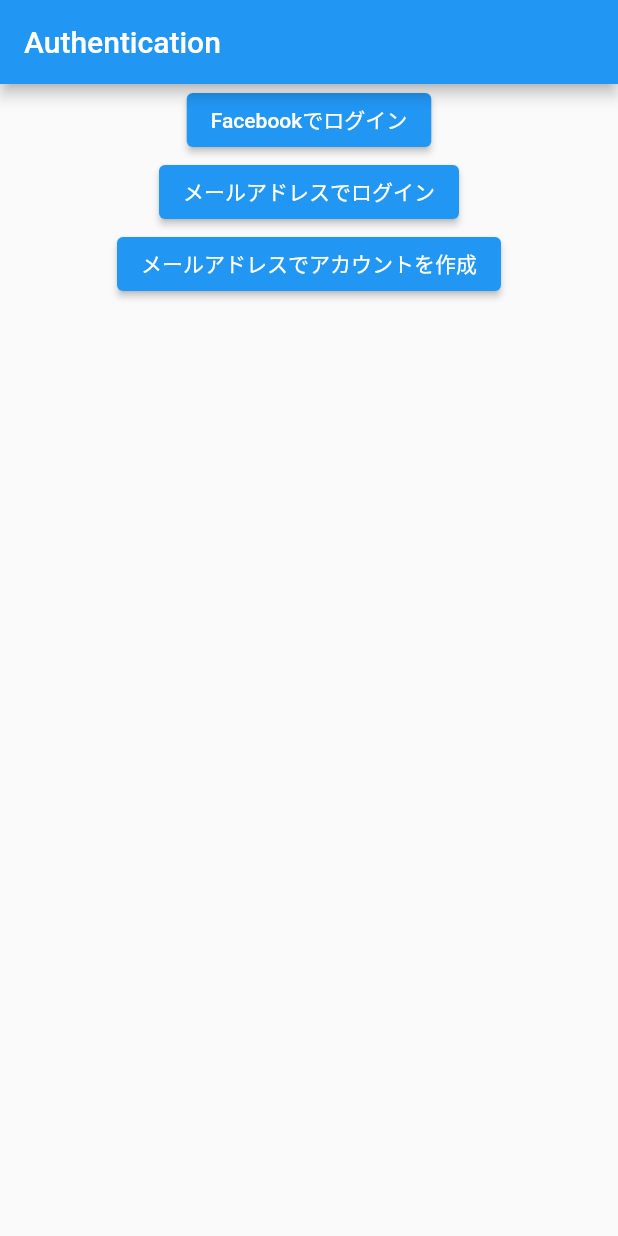
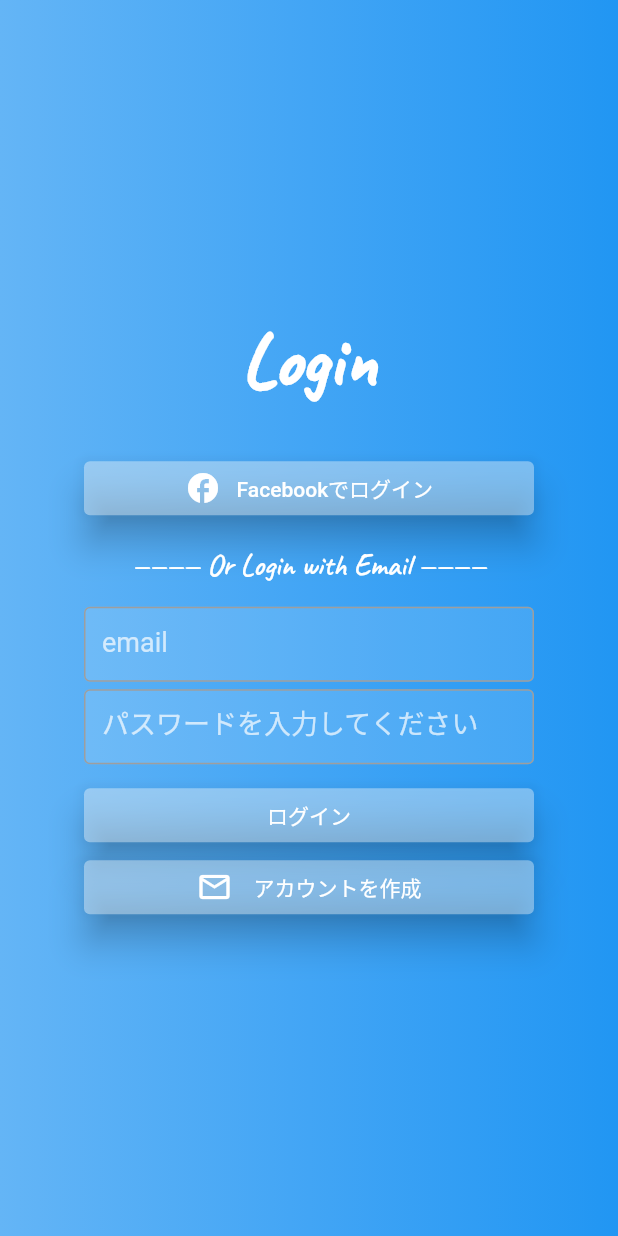
Before and after one commit to tomika7060/remake_personinfo, a Flutter app: the screen it shows after launch, on a phone screen of 412 x 824 dp. Run offline on Flutter 3.47's test engine with Material 2 defaults, Android fonts, the light colour scheme and no system bars; our stand-ins replace cloud_firestore, firebase_auth, firebase_core, firebase_storage, flutter_native_image, flutter_riverpod and 2 more; missing offline and left inert: flutter_facebook_login; accounts and stored records are empty.

Commit message:
ログイン機能　design

```diff
--- a/lib/calender/calender.dart
+++ b/lib/calender/calender.dart
@@ -1,3 +1,4 @@
+import 'package:firebase_auth/firebase_auth.dart';
 import 'package:flutter/cupertino.dart';
 import 'package:flutter/material.dart';
 
@@ -7,6 +8,16 @@
     return  Scaffold(
       appBar: AppBar(
         title: Text('カレンダー'),
+        actions: <Widget>[
+          IconButton(
+            icon: Icon(Icons.logout,
+              size: 25,
+            ),
+            onPressed: (){
+              FirebaseAuth.instance.signOut();
+            },
+          )
+        ],
       ),
       body: Container(),
       );
--- a/lib/homePage/homePage.dart
+++ b/lib/homePage/homePage.dart
@@ -14,10 +14,12 @@
         title: Text('ホーム'),
         actions: <Widget>[
           IconButton(
-            icon: Icon(Icons.signal_cellular_no_sim_outlined),
-              onPressed: (){
-            FirebaseAuth.instance.signOut();
-               },
+            icon: Icon(Icons.logout,
+              size: 25,
+            ),
+            onPressed: (){
+              FirebaseAuth.instance.signOut();
+            },
           )
         ],
       ),
--- a/lib/logIn/logIn.dart
+++ /dev/null
@@ -1,85 +0,0 @@
-import 'package:flutter/material.dart';
-import 'package:flutter_facebook_login/flutter_facebook_login.dart';
-import 'package:firebase_auth/firebase_auth.dart';
-import 'package:widgetsampule/logIn/signIn.dart';
-import 'package:widgetsampule/logIn/signUp.dart';
-
-class AuthScreen extends StatelessWidget {
-  static final facebookLogin = FacebookLogin();
-  final _form = GlobalKey<FormState>();
-  String _email;
-  String _password;
-  bool _isLogin = false;
-
-  void facebookLogIn() async {
-    final result = await facebookLogin.logIn(['email']);
-
-    switch (result.status) {
-      case FacebookLoginStatus.loggedIn:
-        final credential = FacebookAuthProvider.credential(
-            result.accessToken.token
-        );
-        final authResult =
-        await FirebaseAuth.instance.signInWithCredential(credential);
-        print(authResult.user.uid);
-        break;
-      case FacebookLoginStatus.error:
-        print('error, ${result.errorMessage}');
-        break;
-      case FacebookLoginStatus.cancelledByUser:
-        print('cancelled');
-        break;
-    }
-  }
-  Future<void> trySubmit() async {
-    if (!_form.currentState.validate()) {
-      return;
-    }
-    _form.currentState.save();
-    final auth = FirebaseAuth.instance;
-    if (_isLogin) {
-      final result = await auth.signInWithEmailAndPassword(email: _email, password: _password);
-      print(result.user.uid);
-    } else {
-      final result = await auth.createUserWithEmailAndPassword(email: _email, password: _password);
-      print(result.user.uid);
-    }
-  }
-
-  @override
-  Widget build(BuildContext context) {
-    return Scaffold(
-      appBar: AppBar(
-        title: Text('Authentication'),
-      ),
-      body: Center(
-        child: Column(
-          children: [
-            ElevatedButton(
-              onPressed: facebookLogIn,
-              child: Text('Facebookでログイン'),
-            ),
-            ElevatedButton(
-              onPressed: (){
-                Navigator.push(context,
-                    MaterialPageRoute(builder: (context)=>
-                        MailAuth())
-                );
-              },
-              child: Text('メールアドレスでログイン'),
-            ),
-            ElevatedButton(
-              onPressed: (){
-                Navigator.push(context,
-                    MaterialPageRoute(builder: (context)=>
-                        AccountCreate())
-                );
-              },
-              child: Text('メールアドレスでアカウントを作成'),
-            ),
-          ],
-        ),
-      ),
-    );
-  }
-}
--- /dev/null
+++ b/lib/logIn/logInPage.dart
@@ -0,0 +1,116 @@
+import 'package:flutter/material.dart';
+import 'package:widgetsampule/logIn/loginWidget.dart';
+import 'package:widgetsampule/logIn/signUp.dart';
+
+
+class AuthScreen extends StatelessWidget {
+  @override
+  Widget build(BuildContext context) {
+    FacebookLoginState face=FacebookLoginState();
+    return Scaffold(
+      body: Container(
+        decoration: BoxDecoration(
+          gradient: LinearGradient(
+            colors: <Color>[
+              Colors.blue[300],
+              Colors.blue[400],
+              Colors.blue[500],
+            ]
+          )
+        ),
+        child: Center(
+          child: Column(
+            mainAxisAlignment: MainAxisAlignment.center,
+            children: [
+              Text('Login',
+              style: TextStyle(
+                fontFamily: 'Caveat',
+                color: Colors.white,
+                fontSize: 50,
+                fontWeight: FontWeight.w900
+              )
+              ),
+              SizedBox(height: 30,),
+              SizedBox(
+                width: 300,
+                child: ElevatedButton(
+                  style: ElevatedButton.styleFrom(
+                    primary: Colors.white38,
+                    onPrimary: Colors.lightBlueAccent,
+                    elevation: 10,
+                  ),
+                  onPressed: face.facebookLogIn,
+                  child: Row(
+                    mainAxisAlignment: MainAxisAlignment.center,
+                    children: [
+                      Icon(Icons.facebook,
+                      color: Colors.white,),
+                      Text('   Facebookでログイン',
+                      style: TextStyle(
+                        color: Colors.white
+                      ),),
+                    ],
+                  ),
+                ),
+              ),
+              SizedBox(height: 15,),
+              Text('———— Or Login with Email ————',
+              style: TextStyle(
+                fontFamily: 'Caveat',
+                fontSize: 20,
+                color: Colors.white,
+              ),),
+              SizedBox(height: 15,),
+              SizedBox(
+                width: 300,
+                  height: 50,
+                  child: EmailSignIn('email')
+              ),
+              SizedBox(height: 5,),
+              SizedBox(
+                width: 300,
+                  height: 50,
+                  child: EmailSignIn('pass')
+              ),
+              SizedBox(
+                height: 10,
+              ),
+              SizedBox(
+                width: 300,
+                  child: EmailSignIn('button')
+              ),
+              SizedBox(
+                width: 300,
+                child: ElevatedButton(
+                  style: ElevatedButton.styleFrom(
+                    primary: Colors.white38,
+                    onPrimary: Colors.lightBlueAccent,
+                    elevation: 10,
+                  ),
+                  onPressed: (){
+                    Navigator.push(context,
+                        MaterialPageRoute(builder: (context)=>
+                            AccountCreate())
+                    );
+                  },
+                  child: Row(
+                    mainAxisAlignment: MainAxisAlignment.center,
+                    children: [
+                      Icon(Icons.mail_outline,
+                      color: Colors.white,
+                      ),
+                      Text('    アカウントを作成',
+                      style: TextStyle(
+                        color: Colors.white
+                      ),),
+                    ],
+                  ),
+                ),
+              ),
+            ],
+          ),
+        ),
+      ),
+    );
+  }
+}
--- a/lib/logIn/loginWidget.dart
+++ b/lib/logIn/loginWidget.dart
@@ -1,6 +1,7 @@
 import 'package:firebase_auth/firebase_auth.dart';
 import 'package:flutter/cupertino.dart';
 import 'package:flutter/material.dart';
+import 'package:flutter_facebook_login/flutter_facebook_login.dart';
 import 'package:flutter_riverpod/flutter_riverpod.dart';
 import 'package:widgetsampule/inputPage/inputPageWidget.dart';
 
@@ -248,18 +249,58 @@
             key: _form,
             child: (eOrP=='email') ? TextFormField(
               controller: watch(_loginProvider).emailController,
-              decoration: InputDecoration(labelText: 'email'),
+              decoration: InputDecoration(
+                filled: true,
+                  fillColor: Colors.white12,
+                  labelText: 'email',
+                  labelStyle: TextStyle(
+                    fontSize: 18,
+                    color: Colors.white70
+                  ),
+              focusedBorder: OutlineInputBorder(
+                borderSide: BorderSide(
+                  color: Colors.grey
+                )
+              ),
+              enabledBorder: OutlineInputBorder(
+                borderSide: BorderSide(
+                  color: Colors.grey
+                )
+              ),
+              ),
               textInputAction: TextInputAction.next,
               onFieldSubmitted: (_) {
                 FocusScope.of(context).requestFocus(_passwordFocusNode);
               },
             ):(eOrP=='pass') ? TextFormField(
               controller: watch(_loginProvider).passwordController,
-              decoration: InputDecoration(labelText: 'パスワードを入力してください'),
+              decoration: InputDecoration(
+                  filled: true,
+                  fillColor: Colors.white12,
+                  labelText: 'パスワードを入力してください',
+                  labelStyle: TextStyle(
+                      fontSize: 18,
+                      color: Colors.white70
+                  ),
+                  focusedBorder: OutlineInputBorder(
+                      borderSide: BorderSide(
+                          color: Colors.grey
+                      )
+                  ),
+              enabledBorder: OutlineInputBorder(
+                borderSide: BorderSide(
+                  color: Colors.grey
+                )
+              )
+              ),
               obscureText: true,
               focusNode: _passwordFocusNode,
             ): ElevatedButton(
-                child: Text('作成'),
+                style: ElevatedButton.styleFrom(
+                  primary: Colors.white38,
+                  onPrimary: Colors.lightBlueAccent,
+                  elevation: 10,
+                ),
                 onPressed: () async {
                   try {
                    await watch(_loginProvider).login();
@@ -268,10 +309,58 @@
                   catch (e) {
                     watch(_imageProvider).alertFunc(context, e);
                   }
-                }
+                },
+                child: Text('ログイン',
+                style: TextStyle(
+                  color: Colors.white
+                ),),
             ),
           );
         }
     );
   }
 }
+
+class FacebookLoginState extends ChangeNotifier{
+  static final facebookLogin = FacebookLogin();
+  final _form = GlobalKey<FormState>();
+  String _email;
+  String _password;
+  bool _isLogin = false;
+
+  void facebookLogIn() async {
+    final result = await facebookLogin.logIn(['email']);
+
+    switch (result.status) {
+      case FacebookLoginStatus.loggedIn:
+        final credential = FacebookAuthProvider.credential(
+            result.accessToken.token
+        );
+        final authResult =
+        await FirebaseAuth.instance.signInWithCredential(credential);
+        print(authResult.user.uid);
+        break;
+      case FacebookLoginStatus.error:
+        print('error, ${result.errorMessage}');
+        break;
+      case FacebookLoginStatus.cancelledByUser:
+        print('cancelled');
+        break;
+    }
+  }
+  Future<void> trySubmit() async {
+    if (!_form.currentState.validate()) {
+      return;
+    }
+    _form.currentState.save();
+    final auth = FirebaseAuth.instance;
+    if (_isLogin) {
+      final result = await auth.signInWithEmailAndPassword(email: _email, password: _password);
+      print(result.user.uid);
+    } else {
+      final result = await auth.createUserWithEmailAndPassword(email: _email, password: _password);
+      print(result.user.uid);
+    }
+  }
+
+}
--- a/lib/logIn/signIn.dart
+++ /dev/null
@@ -1,20 +0,0 @@
-import 'package:flutter/material.dart';
-import 'package:widgetsampule/logIn/loginWidget.dart';
-
-class MailAuth extends StatelessWidget{
-  @override
-  Widget build(BuildContext context) {
-    return Scaffold(
-      appBar: AppBar(
-        title: Text('Sign In'),
-      ),
-      body: Column(
-        children: [
-          EmailSignIn('email'),
-          EmailSignIn('pass'),
-          EmailSignIn('button'),
-        ],
-      ),
-    );
-  }
-}
--- a/lib/main.dart
+++ b/lib/main.dart
@@ -3,7 +3,7 @@
 import 'package:flutter/material.dart';
 import 'package:flutter_riverpod/flutter_riverpod.dart';
 import 'package:widgetsampule/homePage/home.dart';
-import 'package:widgetsampule/logIn/logIn.dart';
+import 'package:widgetsampule/logIn/logInPage.dart';
 
 
 
```
Also changed, not shown: pubspec.yaml (+10 -0 lines), assets/fonts/Caveat-SemiBold.ttf (added).
